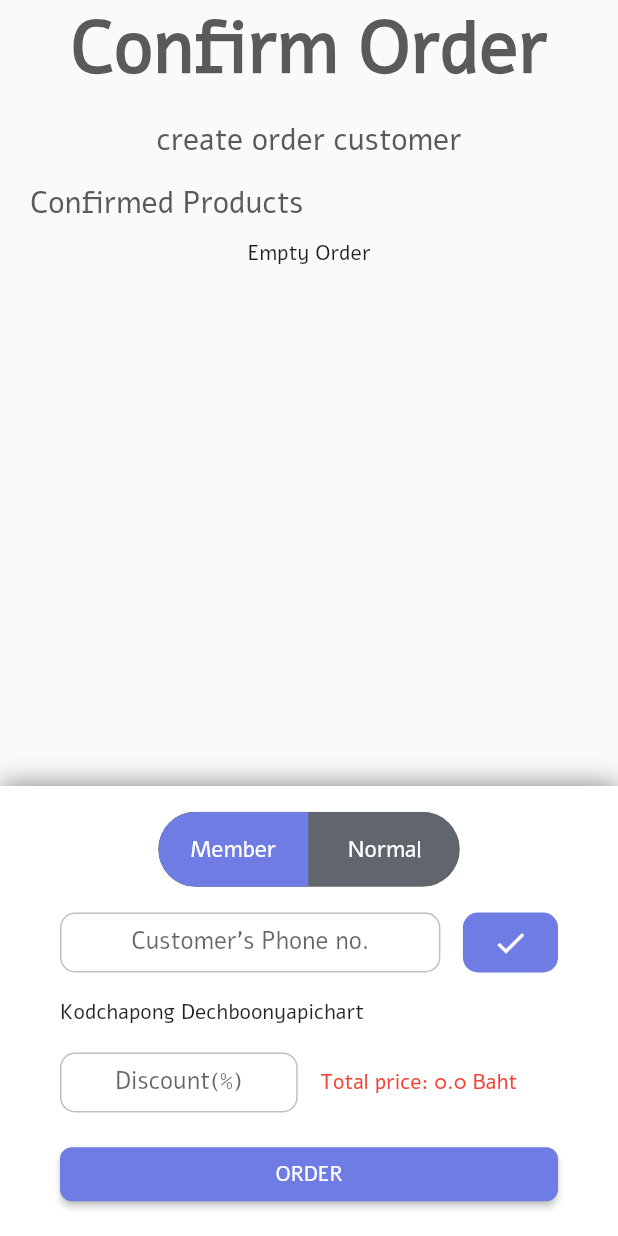
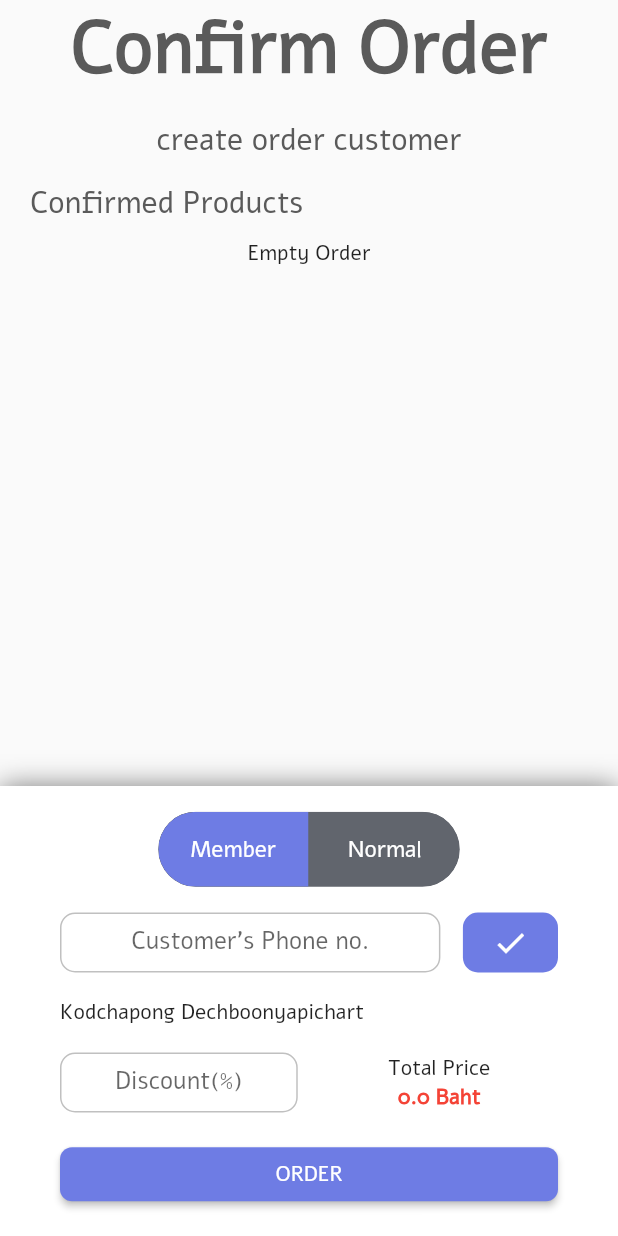
Before and after one commit to CSC234/Memby-application, a Flutter app: the ConfirmOrderScreen screen opened directly with empty values, on a phone screen of 412 x 824 dp. Run offline on Flutter 3.47's test engine with Material 2 defaults, Android fonts, the phone set to English and light mode, and no system bars; drawn by our look-alikes of toggle_switch; our stand-ins replace cloud_firestore, dotted_decoration, email_validator, firebase_auth, firebase_core, firebase_storage and 2 more; missing offline and left inert: flutter_auth_buttons; accounts and stored records are empty.

Commit message:
[FINISH] First Draft UI confirmOrderScreen

```diff
--- a/lib/screens/confirmOrderScreen.dart
+++ b/lib/screens/confirmOrderScreen.dart
@@ -41,15 +41,14 @@ class _ConfirmOrderScreenState extends State<ConfirmOrderScreen> {
     );
   }
 
+  int initialIndex = 0;
+  bool isMember = false;
   @override
   Widget build(BuildContext context) {
-    int initialIndex = 0;
-    bool isMember = false;
-
-    double getTotalPrice(){
+    double getTotalPrice() {
       double totalPrice = 0;
-      for(OrderDetail i in widget.order.orderDetails){
-        totalPrice+= i.amount*i.product.price;
+      for (OrderDetail i in widget.order.orderDetails) {
+        totalPrice += i.amount * i.product.price;
       }
       return totalPrice;
     }
@@ -195,7 +194,19 @@ class _ConfirmOrderScreenState extends State<ConfirmOrderScreen> {
               children: [
                 Expanded(
                   child: Container(
-                    child: TextField(
+                    child: isMember
+                        ? Container(
+                            child: Icon(
+                              Icons.lock,
+                              color: Colors.white,
+                              size: 24.0,
+                            ),
+                            decoration: BoxDecoration(
+                                color: Color(0xFFB7B7B7),
+                                borderRadius:
+                                    BorderRadius.all(Radius.circular(10))),
+                            height: 40,
+                          ):TextField(
                             keyboardType: TextInputType.number,
                             textAlign: TextAlign.center,
                             onChanged: (value) {},
@@ -212,7 +223,18 @@ class _ConfirmOrderScreenState extends State<ConfirmOrderScreen> {
                   width: 15,
                 ),
                 Expanded(
-                  child: Text('Total price: ${getTotalPrice()} Baht',style: TextStyle(color: Colors.red),),
+                  child: Column(
+                    children: [
+                      Text(
+                        'Total Price',
+                      ),
+                      Text(
+                        '${getTotalPrice()} Baht',
+                        style: TextStyle(
+                            color: Colors.red, fontWeight: FontWeight.bold),
+                      ),
+                    ],
+                  ),
                 ),
               ],
             ),
```
Lines whose indentation alone changed are shown as unchanged.
